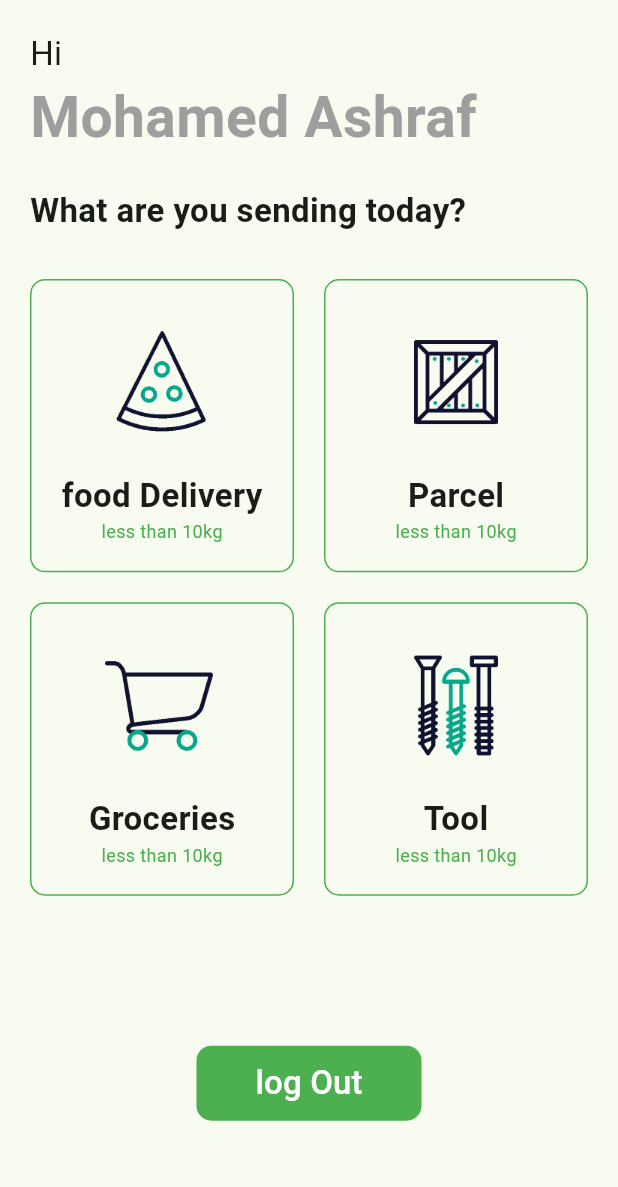
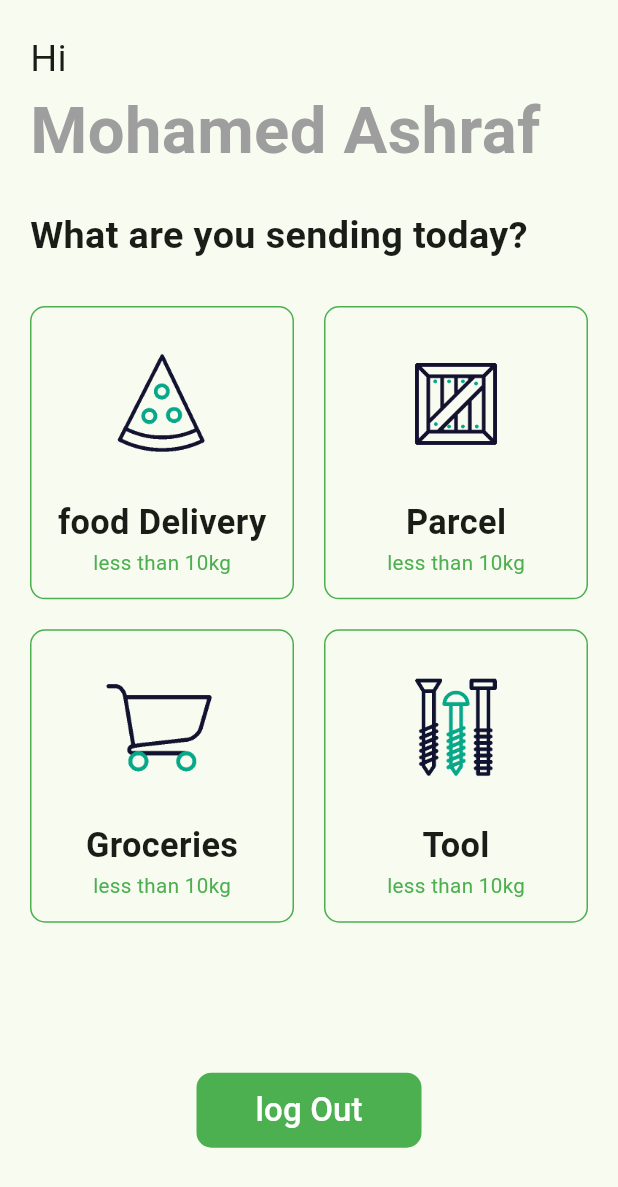
Before and after one commit to MOHAMD-ASHRAF/skid, a Flutter app: the HomePage screen opened directly, on a phone screen of 412 x 824 dp. Shown: the top 1187 px of the screen. Run offline on Flutter 3.47's test engine with Material 2 defaults, Android fonts, the phone set to English and light mode, and no system bars; our stand-ins replace bloc, cloud_firestore, dropdown_button2, equatable, firebase_auth, firebase_core and 5 more; accounts and stored records are empty.

Commit message:
make auth page responsive

```diff
--- a/lib/features/auth/presentation/pages/OTP_page.dart
+++ b/lib/features/auth/presentation/pages/OTP_page.dart
@@ -1,6 +1,7 @@
 import 'package:flutter/material.dart';
 import 'package:flutter/services.dart';
 import 'package:flutter_bloc/flutter_bloc.dart';
+import 'package:flutter_screenutil/flutter_screenutil.dart';
 import 'package:pinput/pinput.dart';
 import 'package:skid/core/component/default_button.dart';
 import 'package:skid/core/constant/string.dart';
@@ -9,6 +10,7 @@ import 'package:skid/features/auth/presentation/widgets/background_widget.dart';
 
 
 class OtpPage extends StatelessWidget {
+  // ignore: prefer_typing_uninitialized_variables
   final phoneNumber;
   OtpPage({
     Key? key,
@@ -64,11 +66,11 @@ class OtpPage extends StatelessWidget {
     return Scaffold(
       body: Stack(
         children: [
-          BackGroundWidget(),
+          const BackGroundWidget(),
           Align(
             alignment: Alignment.bottomCenter,
             child: Container(
-              height: 350,
+              height: 245.h,
               width: double.infinity,
               color: Colors.white,
               child: Form(
--- a/lib/features/skid/presentation/pages/home_page.dart
+++ b/lib/features/skid/presentation/pages/home_page.dart
@@ -1,5 +1,6 @@
 import 'package:flutter/material.dart';
 import 'package:flutter_bloc/flutter_bloc.dart';
+import 'package:flutter_screenutil/flutter_screenutil.dart';
 import 'package:skid/core/component/default_button.dart';
 import 'package:skid/core/component/test_widget.dart';
 import 'package:skid/core/constant/string.dart';
@@ -21,25 +22,26 @@ class _HomePageState extends State<HomePage> {
       body: SafeArea(
         child: Padding(
           padding: const EdgeInsets.all(20),
+          child: SingleChildScrollView(
             child: Column(
               crossAxisAlignment: CrossAxisAlignment.start,
               children: [
-              const TextWidget(
+                 TextWidget(
                   text: 'Hi',
-                fontSize: 22,
+                  fontSize: 22.sp,
                 ),
-              const TextWidget(
+                 TextWidget(
                   text: 'Mohamed Ashraf',
-                fontSize: 38,
+                  fontSize: 38.sp,
                   color: Colors.grey,
                   fontWeight: FontWeight.bold,
                 ),
                 const SizedBox(
                   height: 20,
                 ),
-              const TextWidget(
+                 TextWidget(
                   text: 'What are you sending today?',
-                fontSize: 22,
+                  fontSize: 22.sp,
                   fontWeight: FontWeight.bold,
                 ),
                 const SizedBox(
@@ -98,6 +100,7 @@ class _HomePageState extends State<HomePage> {
             ),
           ),
         ),
+      ),
     );
   }
 }
--- a/lib/features/skid/presentation/widgets/home_item.dart
+++ b/lib/features/skid/presentation/widgets/home_item.dart
@@ -1,4 +1,5 @@
 import 'package:flutter/material.dart';
+import 'package:flutter_screenutil/flutter_screenutil.dart';
 import 'package:skid/core/component/test_widget.dart';
 
 // ignore: must_be_immutable
@@ -23,11 +24,11 @@ class HomeItem extends StatelessWidget {
         child: Column(
           mainAxisAlignment: MainAxisAlignment.center,
           children: [
-            Image.asset(image,width: 100,height: 100,),
-            const SizedBox(height: 10,),
-            TextWidget(text: title, fontSize: 22,fontWeight: FontWeight.bold,),
+            Image.asset(image,width: 85.w,height: 85.h,),
+             SizedBox(height: 10.h,),
+            TextWidget(text: title, fontSize: 20.sp,fontWeight: FontWeight.bold,),
             TextWidget(text:  subTitle,
-              fontSize: 12,color: Colors.green,),
+              fontSize: 12.sp,color: Colors.green,),
           ],
         ),
       ),
--- a/pubspec.yaml
+++ b/pubspec.yaml
@@ -51,6 +51,7 @@ dependencies:
   url_launcher: ^6.1.14
   quickalert: ^1.0.2
   flutter_native_splash: ^2.3.3
+  flutter_screenutil: ^5.9.0
 
 
 
```
Also changed, not shown: lib/features/auth/presentation/pages/enter_phone_page.dart (+5 -3 lines), lib/main.dart (+6 -1 lines), pubspec.lock, 24 other files. Lines whose indentation alone changed are shown as unchanged.
